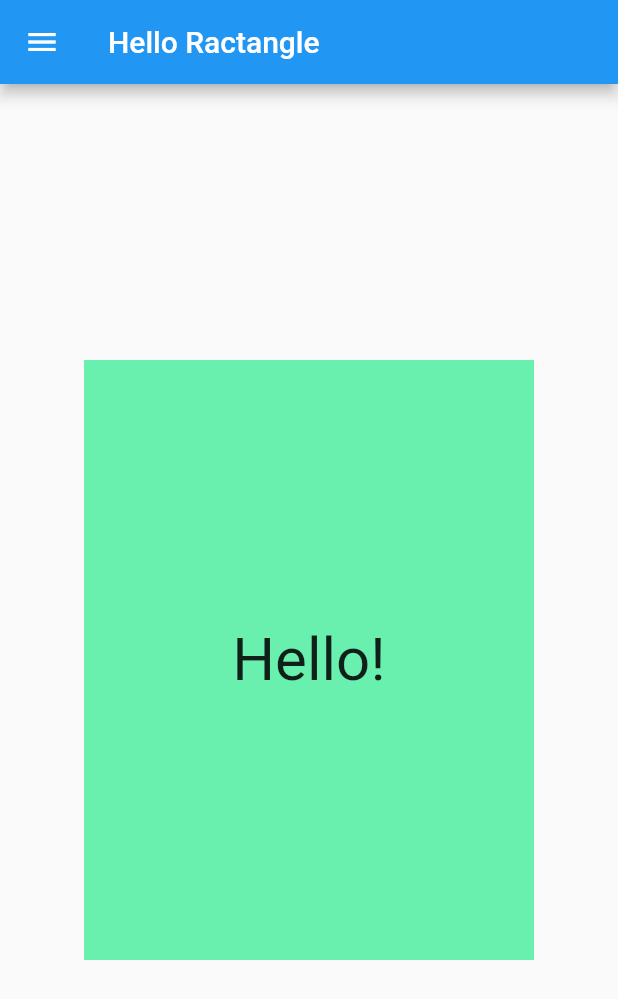
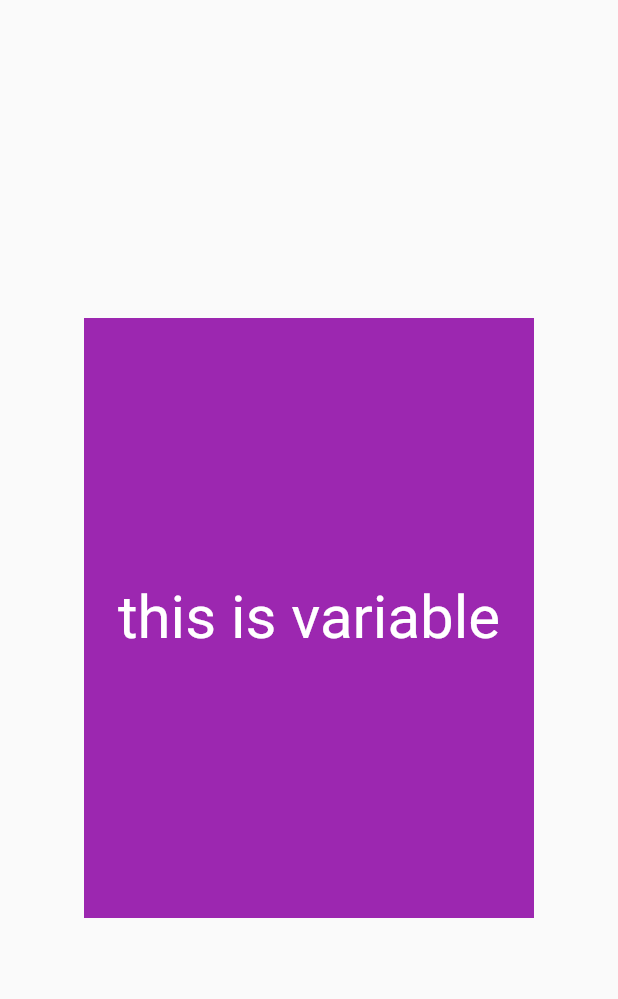
Before and after one commit to ashishmangla0/udacityFlutter, a Flutter app: the screen it shows after launch, on a phone screen of 412 x 824 dp. Shown: the top 999 px of the screen. Run offline on Flutter 3.47's test engine with Material 2 defaults, Android fonts, the phone set to English and light mode, and no system bars.

Commit message:
add container as variable

```diff
--- a/hello_rectangle/lib/main.dart
+++ b/hello_rectangle/lib/main.dart
@@ -7,10 +7,6 @@ void main() {
     MaterialApp(
       debugShowCheckedModeBanner: false,
       home: Scaffold(
-        appBar: AppBar(
-          title: Text('Hello Ractangle'),
-        ),
-        drawer: Drawer(),
         body: HelloRectangle(),
       ),
     ),
@@ -21,21 +17,35 @@ class HelloRectangle extends StatelessWidget {
   @override
   Widget build(BuildContext context) {
     return Center(
-      child: Container(
-        color: Colors.greenAccent,
-        height: 400.0,
-        width: 300.0,
-        child: Padding(
-          padding: _padding,
-          child: Center(
-            child: Text(
-              'Hello!',
-              style: TextStyle(fontSize: 40.0),
-              textAlign: TextAlign.center,
-            ),
-          ),
-        ),
-      ),
+      child: container,
+
+      // child: Container(
+      //   color: Colors.greenAccent,
+      //   height: 400.0,
+      //   width: 300.0,
+      //   child: Padding(
+      //     padding: _padding,
+      //     child: Center(
+      //       child: Text(
+      //         'Hello!',
+      //         style: TextStyle(fontSize: 40.0),
+      //         textAlign: TextAlign.center,
+      //       ),
+      //     ),
+      //   ),
+      // ),
     );
   }
 }
+
+var container = Container(
+    color: Colors.purple,
+    width: 300.0,
+    height: 400.0,
+    child: Center(
+      child: Text(
+        "this is variable",
+        style: TextStyle(color: Colors.white, fontSize: 40.0),
+        textAlign: TextAlign.center,
+      ),
+    ));
```
